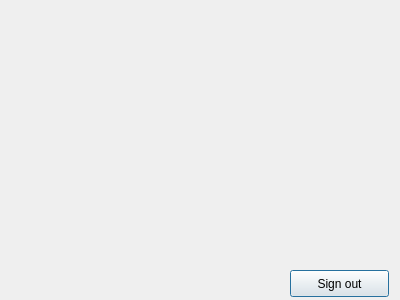
Above: d2/projectwindow.ui from forshakuras/3004 before the change. Below: the same form after it.
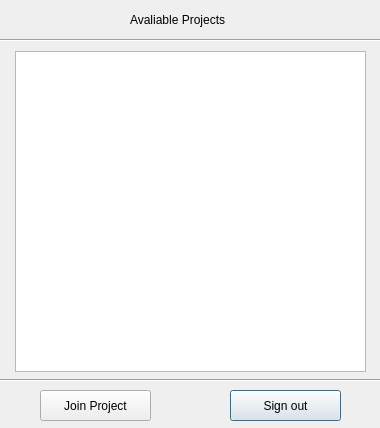
That is the form after the change.

Commit message: student project ui changed

What changed in the file:
```diff
--- a/d2/projectwindow.ui
+++ b/d2/projectwindow.ui
@@ -6,8 +6,8 @@
    <rect>
     <x>0</x>
     <y>0</y>
-    <width>400</width>
-    <height>300</height>
+    <width>380</width>
+    <height>428</height>
    </rect>
   </property>
   <property name="windowTitle">
@@ -16,16 +16,78 @@
   <widget class="QPushButton" name="pushButton">
    <property name="geometry">
     <rect>
-     <x>290</x>
-     <y>270</y>
-     <width>99</width>
-     <height>27</height>
+     <x>230</x>
+     <y>390</y>
+     <width>111</width>
+     <height>31</height>
     </rect>
    </property>
    <property name="text">
     <string>Sign out</string>
    </property>
   </widget>
+  <widget class="QListView" name="listView">
+   <property name="geometry">
+    <rect>
+     <x>15</x>
+     <y>51</y>
+     <width>351</width>
+     <height>321</height>
+    </rect>
+   </property>
+  </widget>
+  <widget class="Line" name="line">
+   <property name="geometry">
+    <rect>
+     <x>-10</x>
+     <y>370</y>
+     <width>391</width>
+     <height>20</height>
+    </rect>
+   </property>
+   <property name="orientation">
+    <enum>Qt::Horizontal</enum>
+   </property>
+  </widget>
+  <widget class="QPushButton" name="joinProj">
+   <property name="geometry">
+    <rect>
+     <x>40</x>
+     <y>390</y>
+     <width>111</width>
+     <height>31</height>
+    </rect>
+   </property>
+   <property name="text">
+    <string>Join Project</string>
+   </property>
+  </widget>
+  <widget class="Line" name="line_2">
+   <property name="geometry">
+    <rect>
+     <x>0</x>
+     <y>30</y>
+     <width>381</width>
+     <height>20</height>
+    </rect>
+   </property>
+   <property name="orientation">
+    <enum>Qt::Horizontal</enum>
+   </property>
+  </widget>
+  <widget class="QLabel" name="label">
+   <property name="geometry">
+    <rect>
+     <x>130</x>
+     <y>10</y>
+     <width>131</width>
+     <height>20</height>
+    </rect>
+   </property>
+   <property name="text">
+    <string>Avaliable Projects</string>
+   </property>
+  </widget>
  </widget>
  <resources/>
  <connections>
```
The commit also changes 5 other files.
